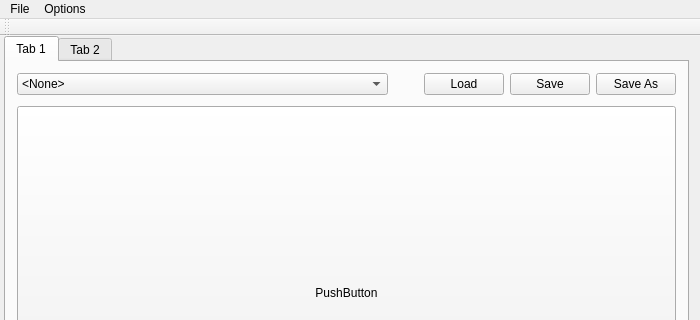
The window that mainwindow.ui (AntiMicroX/antimicrox) describes before a commit, drawn with Qt 5; both pictures show x 0 to 700 and y 0 to 320 of the 700 by 526 pixel window.
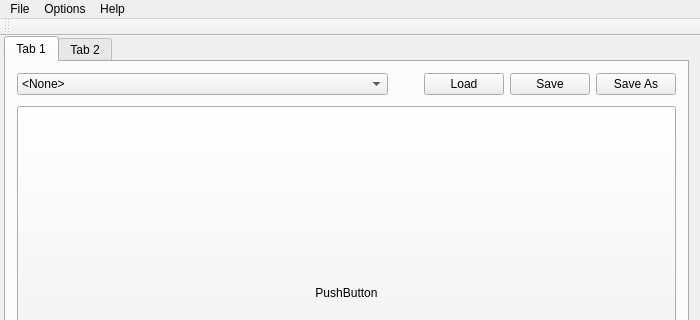
The same window after the commit.

Patch:
```diff
--- a/mainwindow.ui
+++ b/mainwindow.ui
@@ -335,8 +335,15 @@
     </property>
     <addaction name="actionUpdate_Joysticks"/>
    </widget>
+   <widget class="QMenu" name="menuHelp">
+    <property name="title">
+     <string>Help</string>
+    </property>
+    <addaction name="actionAbout"/>
+   </widget>
    <addaction name="menuQuit"/>
    <addaction name="menuOptions"/>
+   <addaction name="menuHelp"/>
   </widget>
   <widget class="QToolBar" name="mainToolBar">
    <attribute name="toolBarArea">
```
Left out of the diff: 22 changed lines with no effect on the pictures.
